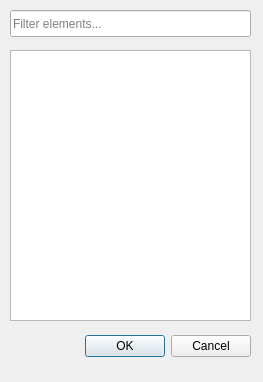
This is src/gui/CClusterEditorAddDialog.ui in sed-szeged/tam as Qt 5 draws it before an edit. The edited form follows.
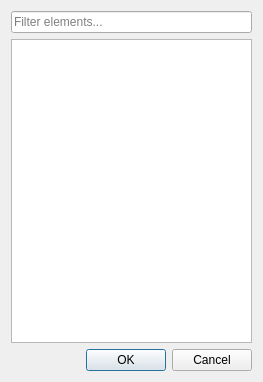
This is the edited form.

The edit to the form file:
```diff
--- a/src/gui/CClusterEditorAddDialog.ui
+++ b/src/gui/CClusterEditorAddDialog.ui
@@ -13,48 +13,32 @@
   <property name="windowTitle">
    <string>Dialog</string>
   </property>
-  <widget class="QDialogButtonBox" name="buttonBox">
-   <property name="geometry">
-    <rect>
-     <x>10</x>
-     <y>330</y>
-     <width>241</width>
-     <height>32</height>
-    </rect>
-   </property>
-   <property name="orientation">
-    <enum>Qt::Horizontal</enum>
-   </property>
-   <property name="standardButtons">
-    <set>QDialogButtonBox::Cancel|QDialogButtonBox::Ok</set>
-   </property>
-  </widget>
+  <layout class="QVBoxLayout" name="verticalLayout">
+   <item>
   <widget class="QLineEdit" name="lineEditFilter">
-   <property name="geometry">
-    <rect>
-     <x>10</x>
-     <y>10</y>
-     <width>241</width>
-     <height>27</height>
-    </rect>
-   </property>
    <property name="placeholderText">
     <string>Filter elements...</string>
    </property>
   </widget>
+   </item>
+   <item>
   <widget class="QListView" name="listViewElements">
-   <property name="geometry">
-    <rect>
-     <x>10</x>
-     <y>50</y>
-     <width>241</width>
-     <height>271</height>
-    </rect>
-   </property>
    <property name="selectionMode">
     <enum>QAbstractItemView::MultiSelection</enum>
    </property>
   </widget>
+   </item>
+   <item>
+    <widget class="QDialogButtonBox" name="buttonBox">
+     <property name="orientation">
+      <enum>Qt::Horizontal</enum>
+     </property>
+     <property name="standardButtons">
+      <set>QDialogButtonBox::Cancel|QDialogButtonBox::Ok</set>
+     </property>
+    </widget>
+   </item>
+  </layout>
  </widget>
  <resources/>
  <connections>
```
Lines whose indentation alone changed are shown as unchanged.
